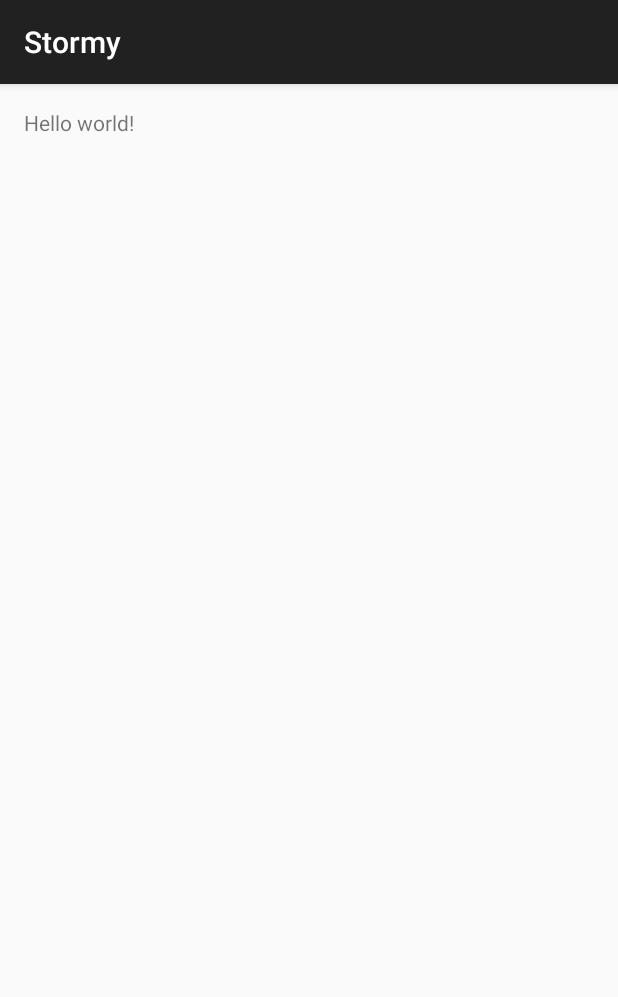
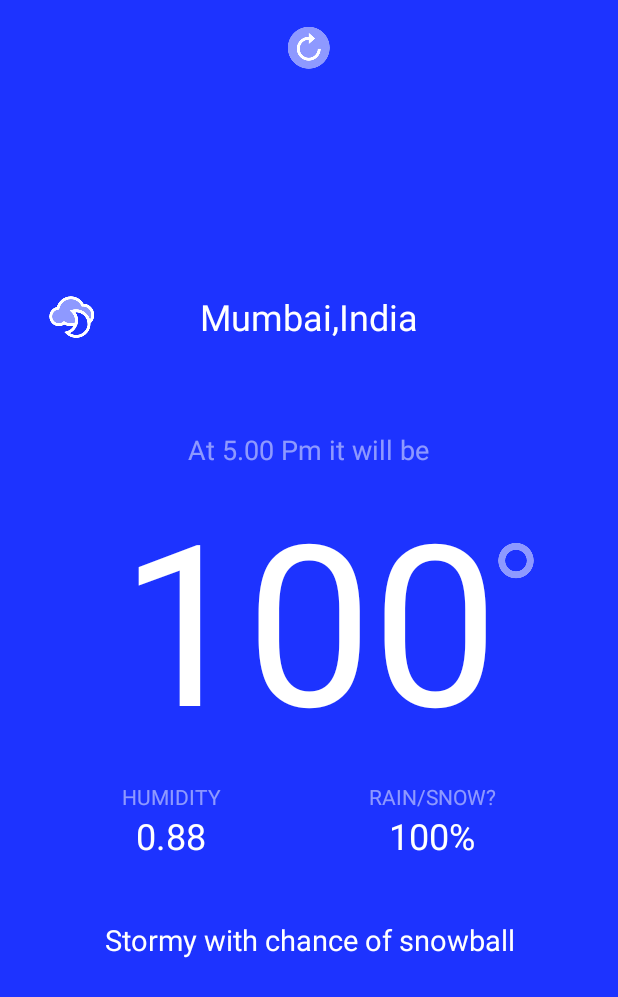
Before and after one commit to nagendragpu/Stormy, an Android app: the screen it shows after launch (MainActivity), on a phone screen of 412 x 824 dp. Shown: the top 997 px of the screen. Run offline under Robolectric (Android 15) with nearby library versions, the phone set to English and light mode, and no system bars; libraries missing offline, so code that uses them is left out: com.squareup.okhttp; 4 statements that could not run were skipped.

Commit message:
Finished with User Interfaces.

```diff
--- a/app/src/main/AndroidManifest.xml
+++ b/app/src/main/AndroidManifest.xml
@@ -12,7 +12,8 @@
         android:theme="@style/AppTheme" >
         <activity
             android:name=".MainActivity"
-            android:label="@string/app_name" >
+            android:label="@string/app_name"
+            android:screenOrientation="portrait">
             <intent-filter>
                 <action android:name="android.intent.action.MAIN" />
 
--- a/app/src/main/res/layout/activity_main.xml
+++ b/app/src/main/res/layout/activity_main.xml
@@ -3,9 +3,136 @@
     android:layout_height="match_parent" android:paddingLeft="@dimen/activity_horizontal_margin"
     android:paddingRight="@dimen/activity_horizontal_margin"
     android:paddingTop="@dimen/activity_vertical_margin"
-    android:paddingBottom="@dimen/activity_vertical_margin" tools:context=".MainActivity">
+    android:paddingBottom="@dimen/activity_vertical_margin" tools:context=".MainActivity"
+    android:background="#ff1d33ff">
 
-    <TextView android:text="@string/hello_world" android:layout_width="wrap_content"
-        android:layout_height="wrap_content" />
+    <TextView
+        android:layout_width="wrap_content"
+        android:layout_height="wrap_content"
+        android:text="100"
+        android:id="@+id/temperatureLabel"
+        android:layout_centerVertical="true"
+        android:layout_centerHorizontal="true"
+        android:textColor="@android:color/white"
+        android:textSize="150sp"/>
 
+    <ImageView
+        android:layout_width="wrap_content"
+        android:layout_height="wrap_content"
+        android:id="@+id/degreeImageView"
+        android:layout_alignTop="@+id/temperatureLabel"
+        android:layout_toRightOf="@+id/temperatureLabel"
+        android:layout_toEndOf="@+id/temperatureLabel"
+        android:src="@mipmap/degree"
+        android:layout_marginTop="50dp"/>
+
+    <TextView
+        android:layout_width="wrap_content"
+        android:layout_height="wrap_content"
+        android:text="At 5.00 Pm it will be"
+        android:id="@+id/timeLabel"
+        android:layout_above="@+id/degreeImageView"
+        android:layout_centerHorizontal="true"
+        android:textColor="#80ffffff"
+        android:textSize="18sp"/>
+
+    <TextView
+        android:layout_width="wrap_content"
+        android:layout_height="wrap_content"
+        android:text="Mumbai,India"
+        android:id="@+id/locationLabel"
+        android:layout_above="@+id/timeLabel"
+        android:layout_centerHorizontal="true"
+        android:textSize="24sp"
+        android:layout_marginBottom="60dp"
+        android:textColor="@android:color/white"/>
+
+    <ImageView
+        android:layout_width="wrap_content"
+        android:layout_height="wrap_content"
+        android:id="@+id/iconImageView"
+        android:layout_alignBottom="@+id/locationLabel"
+        android:layout_alignParentLeft="true"
+        android:layout_alignParentStart="true"
+        android:src="@mipmap/cloudy_night"/>
+
+    <LinearLayout
+        android:orientation="horizontal"
+        android:layout_width="match_parent"
+        android:layout_height="wrap_content"
+        android:layout_below="@+id/temperatureLabel"
+        android:layout_centerHorizontal="true"
+        android:layout_marginTop="10dp"
+        android:weightSum="100"
+        android:id="@+id/linearLayout">
+
+        <LinearLayout
+            android:orientation="vertical"
+            android:layout_width="wrap_content"
+            android:layout_height="match_parent"
+            android:layout_weight="50">
+
+            <TextView
+                android:layout_width="match_parent"
+                android:layout_height="wrap_content"
+                android:text="HUMIDITY"
+                android:id="@+id/humidityLabel"
+                android:textColor="#80ffffff"
+                android:gravity="center_horizontal"/>
+
+            <TextView
+                android:layout_width="match_parent"
+                android:layout_height="wrap_content"
+                android:text="0.88"
+                android:id="@+id/humidityValue"
+                android:textColor="@android:color/white"
+                android:textSize="24sp"
+                android:gravity="center_horizontal"/>
+
+        </LinearLayout>
+
+        <LinearLayout
+            android:orientation="vertical"
+            android:layout_width="wrap_content"
+            android:layout_height="match_parent"
+            android:layout_weight="50">
+
+            <TextView
+                android:layout_width="match_parent"
+                android:layout_height="wrap_content"
+                android:text="RAIN/SNOW?"
+                android:id="@+id/precipLabel"
+                android:textColor="#80ffffff"
+                android:gravity="center_horizontal"/>
+
+            <TextView
+                android:layout_width="match_parent"
+                android:layout_height="wrap_content"
+                android:text="100%"
+                android:id="@+id/precipValue"
+                android:textColor="@android:color/white"
+                android:textSize="24sp"
+                android:gravity="center_horizontal"/>
+        </LinearLayout>
+    </LinearLayout>
+
+    <TextView
+        android:layout_width="wrap_content"
+        android:layout_height="wrap_content"
+        android:text="Stormy with chance of snowball"
+        android:id="@+id/textView"
+        android:layout_below="@+id/linearLayout"
+        android:layout_centerHorizontal="true"
+        android:textColor="@android:color/white"
+        android:layout_marginTop="40dp"
+        android:textSize="19sp"
+        android:gravity="center_horizontal"/>
+
+    <ImageView
+        android:layout_width="wrap_content"
+        android:layout_height="wrap_content"
+        android:id="@+id/refreshImageView"
+        android:layout_alignParentTop="true"
+        android:layout_centerHorizontal="true"
+        android:src="@mipmap/refresh"/>
 </RelativeLayout>
--- a/app/src/main/res/values/dimens.xml
+++ b/app/src/main/res/values/dimens.xml
@@ -1,5 +1,5 @@
 <resources>
     <!-- Default screen margins, per the Android Design guidelines. -->
-    <dimen name="activity_horizontal_margin">16dp</dimen>
+    <dimen name="activity_horizontal_margin">32dp</dimen>
     <dimen name="activity_vertical_margin">16dp</dimen>
 </resources>
--- a/app/src/main/res/values/styles.xml
+++ b/app/src/main/res/values/styles.xml
@@ -1,7 +1,7 @@
 <resources>
 
     <!-- Base application theme. -->
-    <style name="AppTheme" parent="Theme.AppCompat.Light.DarkActionBar">
+    <style name="AppTheme" parent="Theme.AppCompat.Light.NoActionBar">
         <!-- Customize your theme here. -->
     </style>
 
```
Also changed, not shown: app/src/main/java/nagendra/com/stormy/MainActivity.java (+0 -12 lines).
